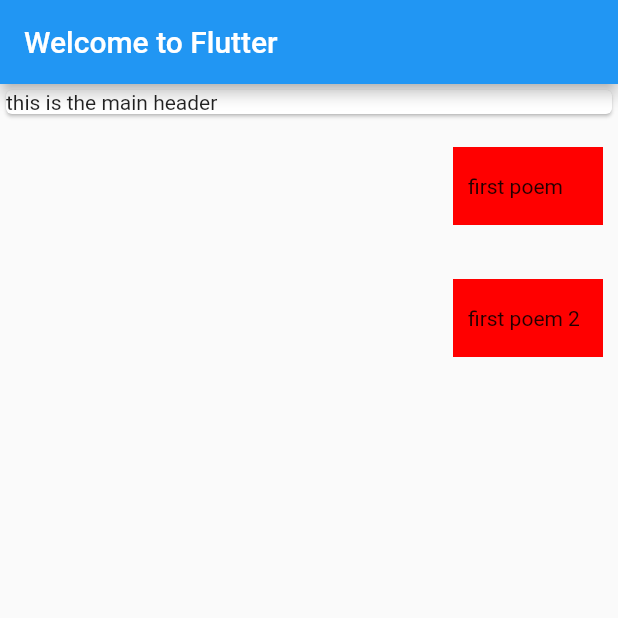
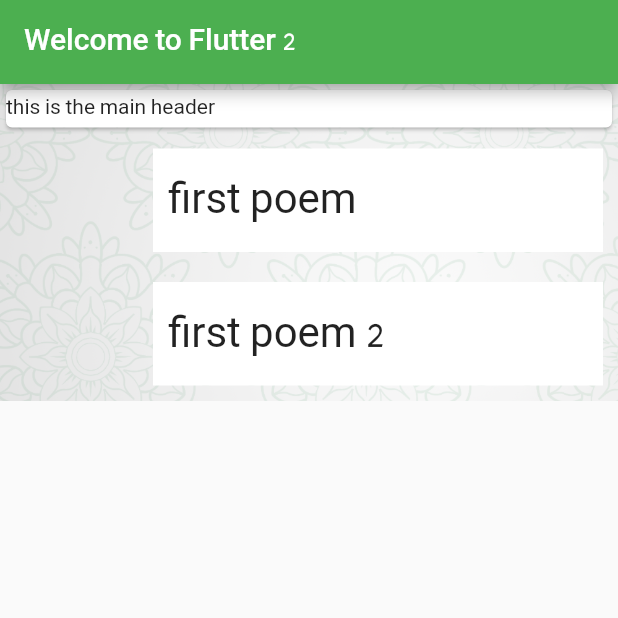
Before and after one commit to abo-elleef/elborda-flutter, a Flutter app: the screen it shows after launch, on a phone screen of 412 x 824 dp, the top half of it. Run offline on Flutter 3.47's test engine with Material 2 defaults, Android fonts, the phone set to English and light mode, and no system bars; network calls fail.

Commit message:
add custom font

```diff
--- a/lib/main.dart
+++ b/lib/main.dart
@@ -10,8 +10,11 @@ import 'package:http/http.dart' as http;
 import 'dart:convert' as convert;
 
 void main() {
-  runApp(MaterialApp(
-    home: MyApp() ,
+  runApp(
+    MaterialApp(
+      title: 'Elborda Test Title',
+      theme: ThemeData(primaryColor: Colors.green, fontFamily: "uthmanic"),
+      home: MyApp(),
     ),
   );
 }
@@ -32,13 +35,14 @@ class MyAppState extends State<MyApp> {
   }
 
   List<dynamic> poems = [
-    Poem(id: 1, name: 'first poem', desc: 'Ahmed'),
-    Poem(id: 1, name: 'first poem 2 ', desc: 'Ahmed 2')
+    Poem(id: 52, name: 'first poem', desc: 'Ahmed'),
+    Poem(id: 24, name: 'first poem 2 ', desc: 'Ahmed 2')
   ];
 
   Future<void> getPoems() async {
     final String url = 'http://www.elborda.com?format=json';
     var response = await http.get(url);
+    print(response);
     print(convert.jsonDecode(response.body));
     // if (response.statusCode == 200) {
     var items = convert.jsonDecode(response.body)['poems'].map((hash) {
@@ -56,9 +60,9 @@ class MyAppState extends State<MyApp> {
     // }
   }
 
-  void openDetailsPage(BuildContext ctx){
-    Navigator.of(ctx).push(MaterialPageRoute(builder: (_){
-      return Details();
+  void openDetailsPage(BuildContext ctx, String id) {
+    Navigator.of(ctx).push(MaterialPageRoute(builder: (_) {
+      return Details(id);
     }));
   }
 
@@ -66,11 +70,19 @@ class MyAppState extends State<MyApp> {
   Widget build(BuildContext context) {
     return MaterialApp(
       title: 'Welcome to Flutter',
+      theme: ThemeData(primaryColor: Colors.green, fontFamily: "uthmanic"),
       home: Scaffold(
           appBar: AppBar(
-            title: Text('Welcome to Flutter'),
+            title: Text('Welcome to Flutter 2'),
           ),
-          body: SingleChildScrollView(
+          body: DecoratedBox(
+            position: DecorationPosition.background,
+            decoration: BoxDecoration(
+              color: Colors.red,
+              image: DecorationImage(
+                  image: AssetImage('assets/bg.png'), fit: BoxFit.cover),
+            ),
+            child: SingleChildScrollView(
               child: Column(
                 mainAxisAlignment: MainAxisAlignment.spaceAround,
                 crossAxisAlignment: CrossAxisAlignment.stretch,
@@ -88,22 +100,24 @@ class MyAppState extends State<MyApp> {
                           // Text('icon'),
                           GestureDetector(
                               onTap: () {
-                              openDetailsPage(context);
+                                openDetailsPage(context, poem.id.toString());
                               },
                               child: Container(
-                                width: 100,
-                                color: Color.fromRGBO(255, 0, 0, 1),
+                                  width: 300,
+                                  color: Color.fromRGBO(255, 255, 255, 1),
                                   padding: EdgeInsets.symmetric(
-                                    vertical: 18, horizontal: 10),
+                                      vertical: 10, horizontal: 10),
                                   margin: EdgeInsets.symmetric(
-                                    vertical: 18, horizontal: 10),
-                                child: Text(poem.name))),
+                                      vertical: 10, horizontal: 10),
+                                  child: Text(poem.name,
+                                      style: TextStyle(fontSize: 28)))),
                         ],
                       );
                     }).toList(),
                   )
                 ],
               ),
+            ),
           )),
     );
   }
```
Also changed, not shown: lib/details_screen.dart (+27 -29 lines), pubspec.yaml (+6 -6 lines), assets/fonts/UthmanicHafs1.otf (added). Lines whose indentation alone changed are shown as unchanged.
